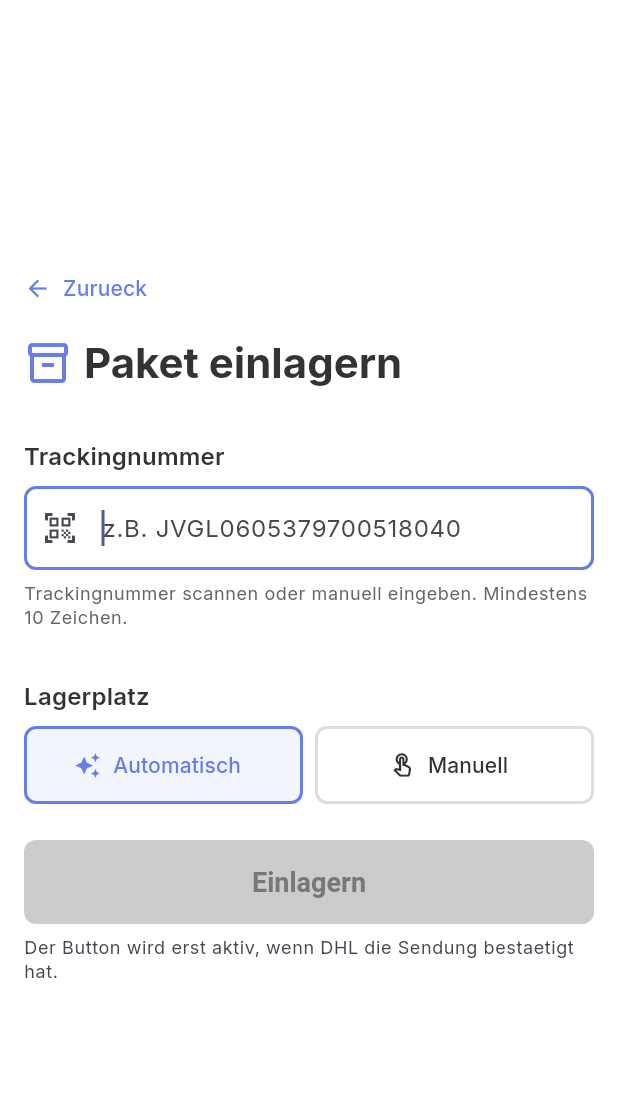
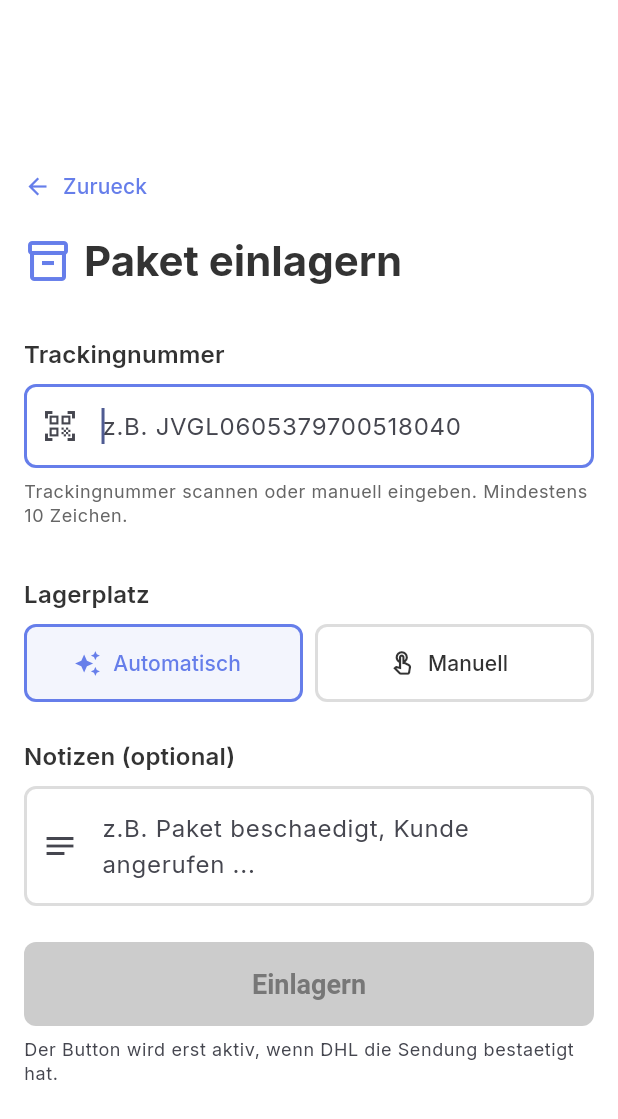
Before and after one commit to Abiess/storeBackend, a Flutter app: the DhlStoreParcelScreen screen opened directly with empty values, on a phone screen of 412 x 824 dp. Shown: the top 1119 px of the screen. Run offline on Flutter 3.47's test engine with Material 3 defaults, Android fonts, the phone set to English and light mode, and no system bars; our stand-ins replace flutter_secure_storage, image_picker; accounts and stored records are empty.

Commit message:
Add optional notes to DHL storage flow

```diff
--- a/mobile-flutter-poc/lib/features/dhl/dhl_store_parcel_screen.dart
+++ b/mobile-flutter-poc/lib/features/dhl/dhl_store_parcel_screen.dart
@@ -68,6 +68,7 @@ class _DhlStoreParcelScreenState extends State<DhlStoreParcelScreen> {
 
   late final DhlService _dhlService = widget.dhlService ?? DhlService();
   final _trackingController = TextEditingController();
+  final _notesController = TextEditingController();
   final _focusNode = FocusNode();
 
   Timer? _debounceTimer;
@@ -92,6 +93,7 @@ class _DhlStoreParcelScreenState extends State<DhlStoreParcelScreen> {
   void dispose() {
     _debounceTimer?.cancel();
     _trackingController.dispose();
+    _notesController.dispose();
     _focusNode.dispose();
     super.dispose();
   }
@@ -217,6 +219,7 @@ class _DhlStoreParcelScreenState extends State<DhlStoreParcelScreen> {
         trackingCode: _trackingController.text.trim(),
         mode: _slotMode,
         slotCode: _slotMode == 'manual' ? _selectedSlot?.code : null,
+        notes: _notesController.text.trim().isEmpty ? null : _notesController.text.trim(),
       );
       final parcel = await _dhlService.storeParcel(widget.storeId, request);
       if (!mounted) return;
@@ -241,6 +244,7 @@ class _DhlStoreParcelScreenState extends State<DhlStoreParcelScreen> {
   void _resetForNextParcel() {
     _debounceTimer?.cancel();
     _trackingController.clear();
+    _notesController.clear();
     setState(() {
       _validationState = TrackingValidationState.idle;
       _validatedResult = null;
@@ -381,6 +385,27 @@ class _DhlStoreParcelScreenState extends State<DhlStoreParcelScreen> {
         ],
         const SizedBox(height: MarktSpacing.xl),
         _buildSlotModeSection(context),
+        const SizedBox(height: MarktSpacing.xl),
+        Text(
+          'Notizen (optional)',
+          style: textTheme.titleMedium?.copyWith(
+            fontWeight: FontWeight.w600,
+            color: const Color(0xFF333333),
+          ),
+        ),
+        const SizedBox(height: MarktSpacing.sm),
+        TextField(
+          key: const ValueKey('dhlStoreParcel.notesField'),
+          controller: _notesController,
+          enabled: !_submitting,
+          minLines: 2,
+          maxLines: 4,
+          textInputAction: TextInputAction.newline,
+          decoration: _trackingInputDecoration().copyWith(
+            hintText: 'z.B. Paket beschaedigt, Kunde angerufen ...',
+            prefixIcon: const Icon(Icons.notes_outlined),
+          ),
+        ),
         const SizedBox(height: MarktSpacing.xl),
         _gradientFilledButton(
           key: const ValueKey('dhlStoreParcel.submitButton'),
```
